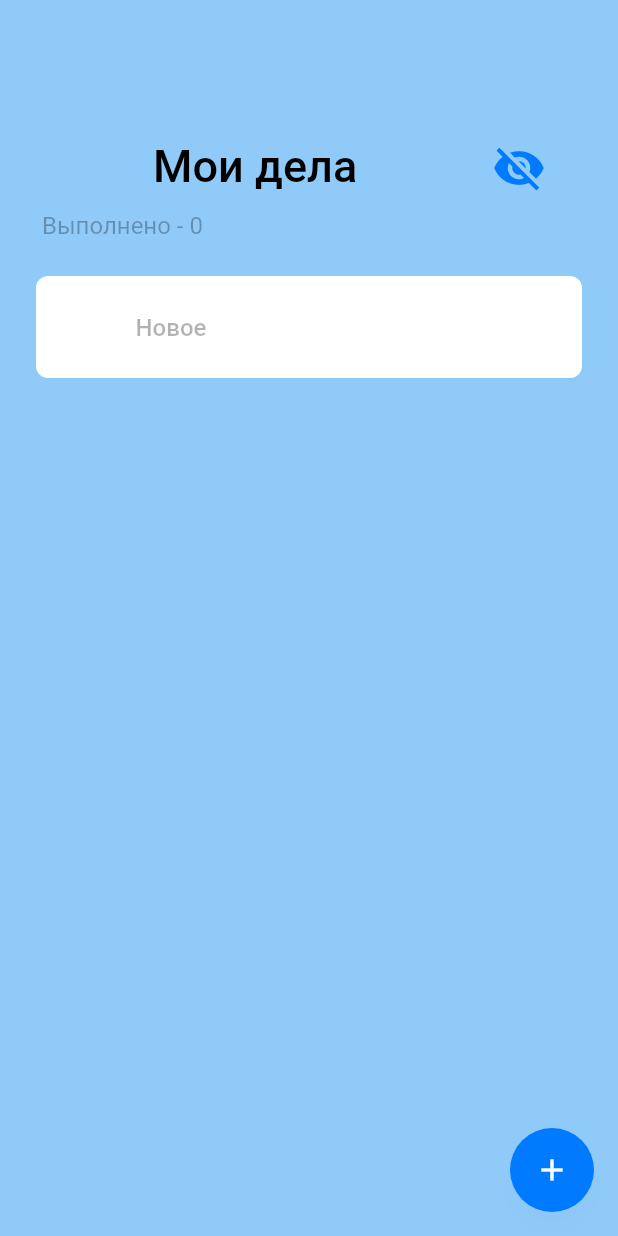
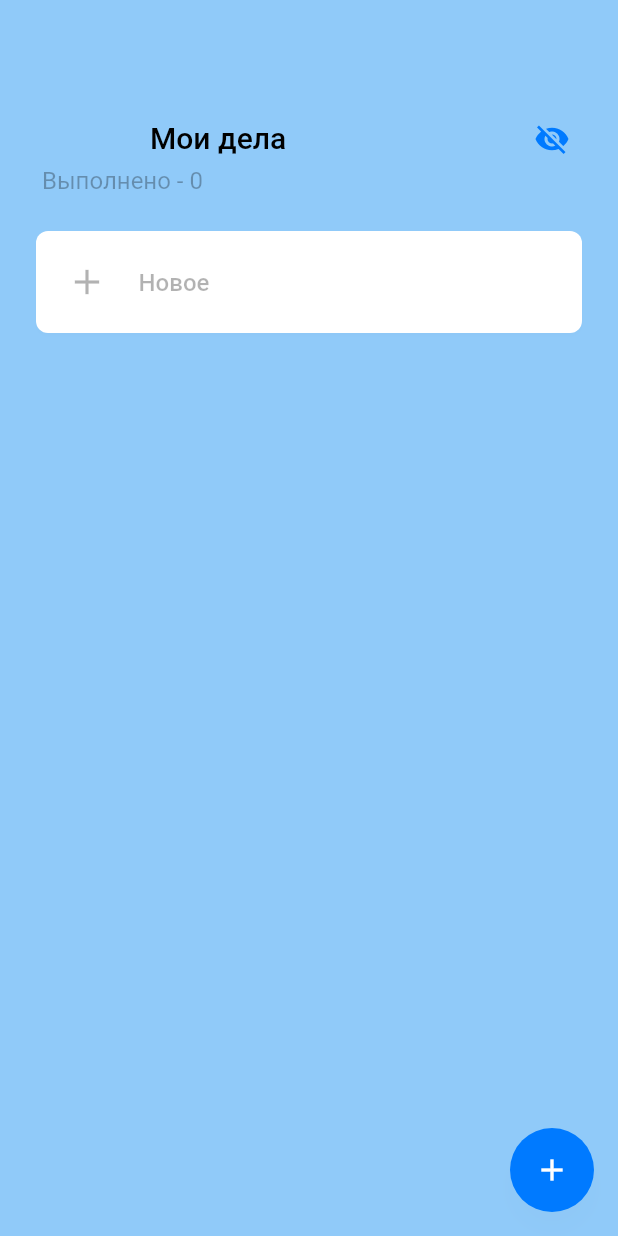
Before and after one commit to LilyKras/toDoApp, a Flutter app: the screen it shows after launch, after a tap on the "visibility" icon, on a phone screen of 412 x 824 dp. Run offline on Flutter 3.47's test engine with Material 2 defaults, Android fonts, the phone set to English and light mode, and no system bars.

```diff
--- a/lib/main.dart
+++ b/lib/main.dart
@@ -5,7 +5,7 @@ import 'package:provider/provider.dart';
 import 'package:to_do_list/helpers/constants.dart';
 import 'package:to_do_list/providers/task.dart';
 import 'package:to_do_list/screens/main/main_screen.dart';
-import 'package:to_do_list/screens/new_task/save_task_screen.dart';
+import 'package:to_do_list/screens/save_task/save_task_screen.dart';
 
 Future<void> main() async {
   runApp(
--- a/lib/screens/main/widgets/app_bar.dart
+++ b/lib/screens/main/widgets/app_bar.dart
@@ -8,7 +8,7 @@ class TaskAppBar extends StatelessWidget {
   @override
   Widget build(BuildContext context) {
     Widget title = Padding(
-      padding: const EdgeInsets.symmetric(horizontal: 20),
+      padding: const EdgeInsets.only(left: 28, right: 20),
       child: Row(
         mainAxisAlignment: MainAxisAlignment.spaceBetween,
         crossAxisAlignment: CrossAxisAlignment.center,
@@ -60,11 +60,17 @@ class TaskAppBar extends StatelessWidget {
     );
 
     return SliverAppBar(
+      centerTitle: false,
+      titleSpacing: 0.0,
+      stretch: true,
+      snap:true,
+      floating:true,
       // ignore: deprecated_member_use
       backgroundColor: Theme.of(context).backgroundColor,
       pinned: true,
-      expandedHeight: 160,
+      expandedHeight: 130,
       flexibleSpace: FlexibleSpaceBar(
+        expandedTitleScale: 1,
         title: title,
         background: hideText,
       ),
--- a/lib/screens/main/widgets/new_task_button.dart
+++ b/lib/screens/main/widgets/new_task_button.dart
@@ -1,7 +1,7 @@
 import 'package:flutter/material.dart';
 
 import '../../../helpers/constants.dart';
-import '../../new_task/save_task_screen.dart';
+import '../../save_task/save_task_screen.dart';
 
 class NewTaskButton extends StatelessWidget {
   const NewTaskButton({super.key});
--- a/lib/screens/main/widgets/task_item.dart
+++ b/lib/screens/main/widgets/task_item.dart
@@ -6,7 +6,7 @@ import 'package:intl/intl.dart';
 
 import '../../../helpers/enums.dart';
 import '../../../models/task.dart';
-import '../../new_task/save_task_screen.dart';
+import '../../save_task/save_task_screen.dart';
 
 class TaskItem extends StatelessWidget {
   const TaskItem({super.key, required this.task});
--- a/lib/screens/main/widgets/tasks_list.dart
+++ b/lib/screens/main/widgets/tasks_list.dart
@@ -3,7 +3,7 @@ import 'package:provider/provider.dart';
 import 'package:to_do_list/screens/main/widgets/task_item.dart';
 
 import '../../../providers/task.dart';
-import '../../new_task/save_task_screen.dart';
+import '../../save_task/save_task_screen.dart';
 
 class TasksList extends StatelessWidget {
   const TasksList({super.key});
@@ -25,7 +25,13 @@ class TasksList extends StatelessWidget {
                 ),
                 Padding(
                   padding:
-                      const EdgeInsets.only(left: 58.0, bottom: 10, top: 10),
+                      const EdgeInsets.only(left: 20.0, bottom: 10, top: 10),
+                  child: Row(
+                    mainAxisAlignment: MainAxisAlignment.start,
+                    children: [
+                      Icon(Icons.add, color:Theme.of(context).textTheme.bodySmall!.color, size: 28,),
+                      Padding(
+                        padding: const EdgeInsets.only(left:12.0),
                         child: Row(
                             mainAxisAlignment: MainAxisAlignment.start,
                             children: [
@@ -46,6 +52,10 @@ class TasksList extends StatelessWidget {
                             ],
                           ),
                       ),
+
+                    ],
+                  ),
+                ),
               ],
             ),
           ),
```
Also changed, not shown: lib/screens/save_task/form/priority_form.dart (renamed from lib/screens/new_task/form/priority_form.dart), lib/screens/save_task/form/text_form.dart (renamed from lib/screens/new_task/form/text_form.dart), lib/screens/save_task/form/time_form.dart (renamed from lib/screens/new_task/form/time_form.dart), lib/screens/save_task/save_task_screen.dart (renamed from lib/screens/new_task/save_task_screen.dart), 2 other files. Lines whose indentation alone changed are shown as unchanged.
